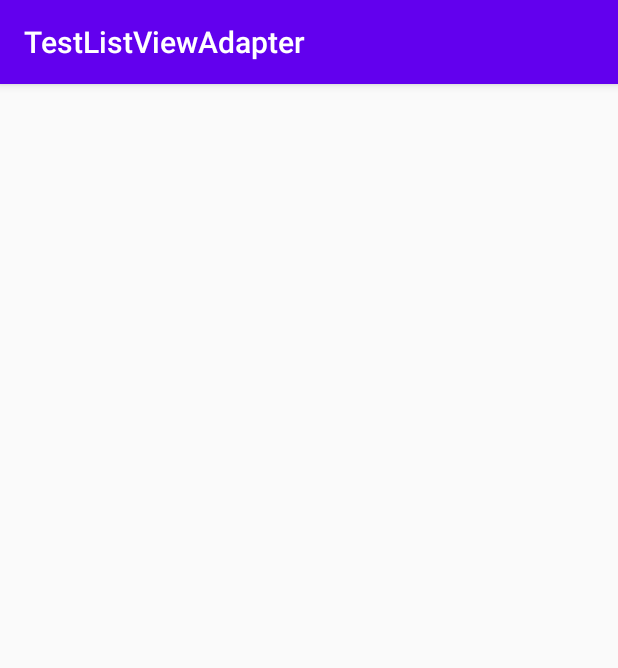
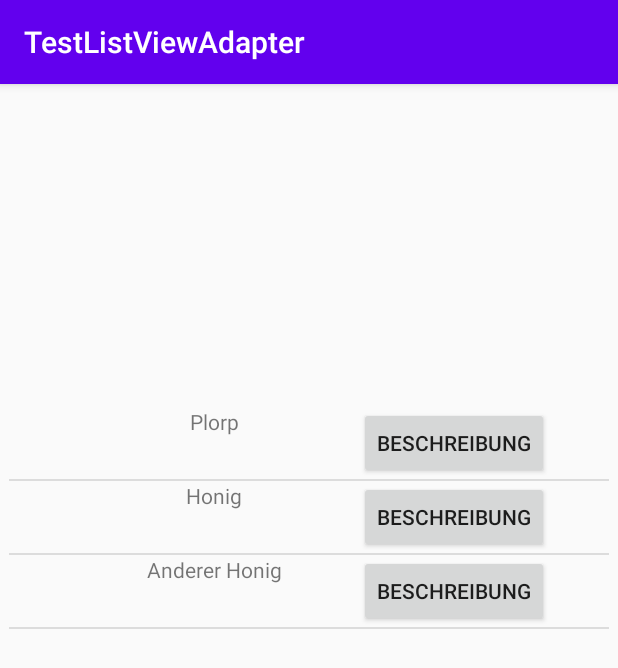
Before and after one commit to redlobster1314/TestListViewAdapter, an Android app: the screen it shows after launch (MainActivity), on a phone screen of 412 x 824 dp. Shown: the top 668 px of the screen. Run offline under Robolectric (Android 15) with nearby library versions, the phone set to English and light mode, and no system bars.

Commit message:
Aufgabe der 1. Readme erledigt. Toasts werden bei Klicken vom Beschreibungsbutton werden angezeigt.

```diff
--- /dev/null
+++ b/app/src/main/java/de/example/testlistviewadapter/ListViewAdapter.java
@@ -0,0 +1,59 @@
+package de.example.testlistviewadapter;
+
+import android.content.Context;
+import android.view.LayoutInflater;
+import android.view.View;
+import android.view.ViewGroup;
+import android.widget.BaseAdapter;
+import android.widget.Button;
+import android.widget.ListAdapter;
+import android.widget.TextView;
+import android.widget.Toast;
+
+import java.util.List;
+
+public class ListViewAdapter  extends BaseAdapter implements ListAdapter {
+
+    private List<Daten> datenList;
+    private Context context;
+
+    public ListViewAdapter(List<Daten> datenList, Context context){
+        this.datenList = datenList;
+        this.context = context;
+    }
+
+    @Override
+    public int getCount() {
+        return datenList.size();
+    }
+
+    @Override
+    public Object getItem(int i) {
+        return datenList.get(i);
+    }
+
+    @Override
+    public long getItemId(int i) {
+        return i;
+    }
+
+    @Override
+    public View getView(final int i, View view, ViewGroup viewGroup) {
+        LayoutInflater inflater = (LayoutInflater) context.getSystemService(Context.LAYOUT_INFLATER_SERVICE);
+        view = inflater.inflate(R.layout.daten_layout, null);
+
+        TextView textView = (TextView) view.findViewById(R.id.myTextView);
+        textView.setText(datenList.get(i).getName());
+
+        Button myButton = view.findViewById(R.id.myButton);
+        myButton.setOnClickListener(new View.OnClickListener() {
+            @Override
+            public void onClick(View view) {
+                Toast.makeText(context, datenList.get(i).getBeschreibung(), Toast.LENGTH_SHORT).show();
+            }
+        });
+
+
+        return view;
+    }
+}
--- a/app/src/main/java/de/example/testlistviewadapter/MainActivity.java
+++ b/app/src/main/java/de/example/testlistviewadapter/MainActivity.java
@@ -3,6 +3,10 @@ package de.example.testlistviewadapter;
 import androidx.appcompat.app.AppCompatActivity;
 
 import android.os.Bundle;
+import android.widget.ListView;
+
+import java.util.ArrayList;
+import java.util.List;
 
 public class MainActivity extends AppCompatActivity {
 
@@ -10,5 +14,21 @@ public class MainActivity extends AppCompatActivity {
     protected void onCreate(Bundle savedInstanceState) {
         super.onCreate(savedInstanceState);
         setContentView(R.layout.activity_main);
+
+        ListView datenListView = findViewById(R.id.myListView);
+        ListViewAdapter listViewAdapter = new ListViewAdapter(initialisieren(), this);
+        datenListView.setAdapter(listViewAdapter);
     }
+
+    private List<Daten> initialisieren(){
+        ArrayList<Daten> datenListe = new ArrayList<Daten>();
+        datenListe.add(new Daten("Plorp", "Popplers!"));
+        datenListe.add(new Daten("Honig", "Aus Blumen"));
+        datenListe.add(new Daten("Anderer Honig", "Aus dem Wald"));
+
+        return datenListe;
+    }
+
+
+
 }
--- a/app/src/main/res/layout/activity_main.xml
+++ b/app/src/main/res/layout/activity_main.xml
@@ -8,6 +8,7 @@
 
 
     <ListView
+        android:id="@+id/myListView"
         android:layout_width="400dp"
         android:layout_height="338dp"
         app:layout_constraintBottom_toBottomOf="parent"
--- /dev/null
+++ b/app/src/main/res/layout/daten_layout.xml
@@ -0,0 +1,40 @@
+<?xml version="1.0" encoding="utf-8"?>
+<androidx.constraintlayout.widget.ConstraintLayout
+    xmlns:android="http://schemas.android.com/apk/res/android"
+    xmlns:app="http://schemas.android.com/apk/res-auto"
+    xmlns:tools="http://schemas.android.com/tools"
+    android:layout_width="match_parent"
+    android:layout_height="match_parent">
+
+    <TextView
+        android:id="@+id/myTextView"
+        android:layout_width="wrap_content"
+        android:layout_height="wrap_content"
+        app:layout_constraintEnd_toStartOf="@+id/myButton"
+        app:layout_constraintStart_toStartOf="@+id/trennerErklaerungVertikal"
+        app:layout_constraintTop_toTopOf="parent" />
+
+    <Button
+        android:id="@+id/myButton"
+        android:layout_width="wrap_content"
+        android:layout_height="wrap_content"
+        android:text="@string/buttonName"
+        app:layout_constraintEnd_toStartOf="@+id/trennerErklaerungVertikal2"
+        app:layout_constraintTop_toTopOf="parent" />
+
+    <androidx.constraintlayout.widget.Guideline
+        android:id="@+id/trennerErklaerungVertikal"
+        android:layout_width="0dp"
+        android:layout_height="0dp"
+        android:orientation="vertical"
+        app:layout_constraintGuide_begin="100dp"
+        app:layout_constraintGuide_percent="0.1" />
+
+    <androidx.constraintlayout.widget.Guideline
+        android:id="@+id/trennerErklaerungVertikal2"
+        android:layout_width="0dp"
+        android:layout_height="0dp"
+        android:orientation="vertical"
+        app:layout_constraintGuide_begin="100dp"
+        app:layout_constraintGuide_percent="0.9" />
+</androidx.constraintlayout.widget.ConstraintLayout>
--- a/app/src/main/res/values/strings.xml
+++ b/app/src/main/res/values/strings.xml
@@ -1,3 +1,4 @@
 <resources>
     <string name="app_name">TestListViewAdapter</string>
+    <string name="buttonName">Beschreibung</string>
 </resources>
```
